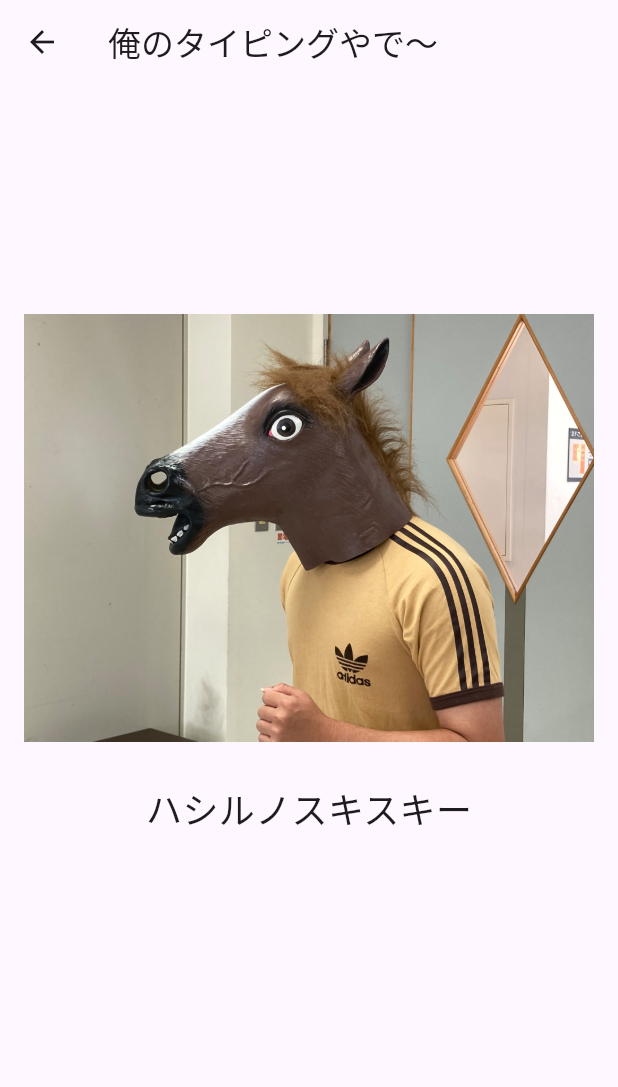
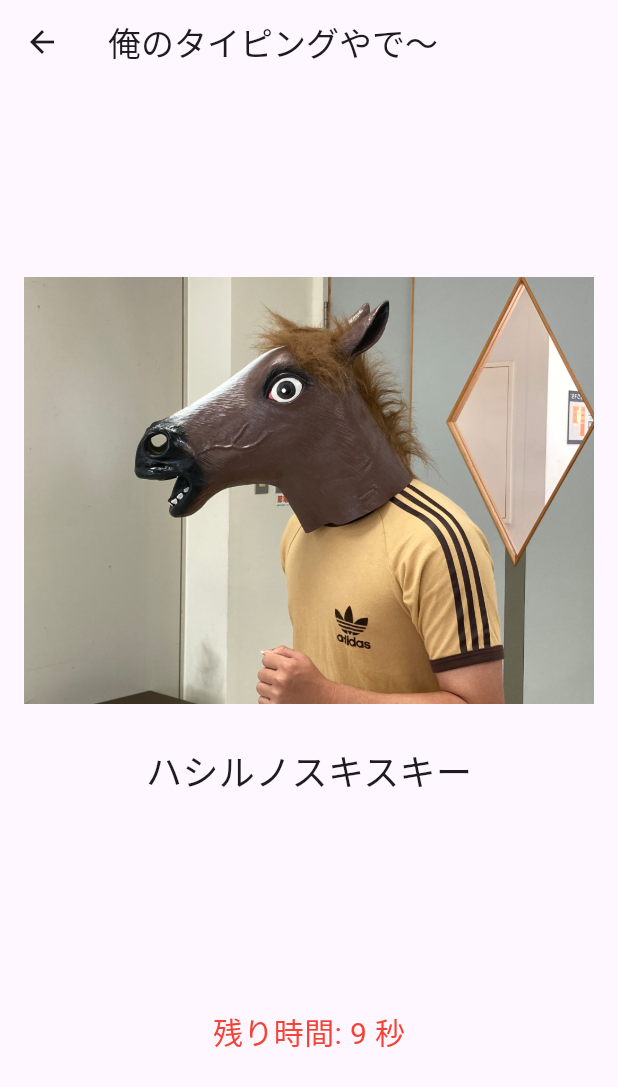
Before and after one commit to bananakasu/fultter_assignment, a Flutter app: the screen it shows after launch, after a tap on "押せば始まる", on a phone screen of 412 x 824 dp. Shown: the top 1087 px of the screen. Run offline on Flutter 3.47's test engine with Material 3 defaults, Android fonts, the light colour scheme and no system bars.

Commit message:
10秒ごとに問題が変わるタイマー機能の追加

```diff
--- a/typing/lib/typing.dart
+++ b/typing/lib/typing.dart
@@ -1,7 +1,9 @@
 import 'package:flutter/material.dart'; // FlutterのMaterialデザインパッケージをインポート
 import 'dart:convert'; // JSON処理のためのパッケージをインポート
 import 'dart:math'; // 乱数生成のためのパッケージをインポート
-import 'package:flutter/services.dart' show rootBundle; // アセットファイルを読み込むためのパッケージをインポート
+import 'package:flutter/services.dart'
+    show rootBundle; // アセットファイルを読み込むためのパッケージをインポート
+import 'dart:async'; // タイマーのためのパッケージをインポート
 import 'clear.dart'; // clear.dartファイルからClearScreenクラスをインポート
 
 // TypingAppという名前のStatefulWidgetを定義
@@ -20,7 +22,10 @@ class _TypingAppState extends State<TypingApp> {
   String _currentInput = ""; // ユーザーが入力した文字列
   int _currentCharIndex = 0; // 現在のプロンプトの何文字目を入力中かを示すインデックス
   int _correctCount = 0; // 正解したプロンプトの数
-  TextEditingController _controller = TextEditingController(); // テキストフィールドのコントローラー
+  TextEditingController _controller =
+      TextEditingController(); // テキストフィールドのコントローラー
+  int _timerCount = 10; // タイマーのカウントダウンの初期値
+  Timer? _timer; // タイマーのインスタンス
 
   @override
   void initState() {
@@ -31,10 +36,13 @@ class _TypingAppState extends State<TypingApp> {
 
   // プロンプトをJSONファイルから読み込む非同期関数
   Future<void> _loadPrompts() async {
-    final String response = await rootBundle.loadString('assets/typing_prompts.json'); // JSONファイルを読み込む
+    final String response = await rootBundle
+        .loadString('assets/typing_prompts.json'); // JSONファイルを読み込む
     final List<dynamic> data = json.decode(response); // JSONデータをデコード
     setState(() {
-      _prompts = data.map<Map<String, String>>((item) => item.cast<String, String>()).toList(); // プロンプトをリストに変換して保存
+      _prompts = data
+          .map<Map<String, String>>((item) => item.cast<String, String>())
+          .toList(); // プロンプトをリストに変換して保存
       _setRandomPrompt(); // ランダムなプロンプトを設定
     });
   }
@@ -58,36 +66,54 @@ class _TypingAppState extends State<TypingApp> {
       _currentCharIndex = 0; // インデックスをリセット
       _usedPrompts.add(newPrompt); // 使用されたプロンプトを記録
       _controller.clear(); // テキストフィールドをクリア
+      _startTimer(); // タイマーを開始
     });
   }
 
   // テキストフィールドの変更を処理する関数
   void _onTextChanged() {
     if (_controller.text.isEmpty) return; // テキストフィールドが空なら何もしない
-    String inputChar = _controller.text[_controller.text.length - 1]; // 入力された最新の文字を取得
-    if (inputChar == _currentRubi[_currentCharIndex]) { // 現在の入力とルビの文字を比較
+    String inputChar =
+        _controller.text[_controller.text.length - 1]; // 入力された最新の文字を取得
+    if (inputChar == _currentRubi[_currentCharIndex]) {
+      // 現在の入力とルビの文字を比較
       setState(() {
         _currentInput += inputChar; // 入力された文字を現在の入力に追加
         _currentCharIndex++; // インデックスを進める
         _controller.clear(); // テキストフィールドをクリア
       });
-      if (_currentCharIndex == _currentRubi.length) { // すべての文字が正しく入力された場合
+      if (_currentCharIndex == _currentRubi.length) {
+        // すべての文字が正しく入力された場合
         _correctCount++; // 正解カウントを増やす
-        if (_correctCount >= 5) { // 正解数が5以上ならクリア画面に遷移
+        if (_correctCount >= 5) {
+          // 正解数が5以上ならクリア画面に遷移
           Navigator.push(
             context,
             MaterialPageRoute(builder: (context) => ClearScreen()),
           );
         } else {
-          ScaffoldMessenger.of(context).showSnackBar(
-            SnackBar(content: Text('正解！')), // 正解メッセージを表示
-          );
           _setRandomPrompt(); // 新しいプロンプトを設定
         }
       }
     } else {
       _controller.clear(); // 不正確な入力をクリア
     }
+  }
+
+  // タイマーを開始する関数
+  void _startTimer() {
+    _timer?.cancel(); // 既存のタイマーがあればキャンセル
+    _timerCount = 10; // カウントダウンを初期化
+    _timer = Timer.periodic(Duration(seconds: 1), (timer) {
+      setState(() {
+        if (_timerCount > 0) {
+          _timerCount--; // カウントダウンを減らす
+        } else {
+          timer.cancel(); // カウントダウンが0になったらタイマーをキャンセル
+          _setRandomPrompt(); // 新しいプロンプトを設定
+        }
+      });
+    });
   }
 
   @override
@@ -128,14 +154,23 @@ class _TypingAppState extends State<TypingApp> {
               decoration: InputDecoration(
                 border: InputBorder.none, // 入力フィールドのボーダーを無くす
               ),
-              style: TextStyle(fontSize: 1, color: Colors.transparent), // フォントサイズを小さく、色を透明に設定
+              style: TextStyle(
+                  fontSize: 1,
+                  color: Colors.transparent), // フォントサイズを小さく、色を透明に設定
               cursorColor: Colors.transparent, // カーソルを透明に設定
             ),
             SizedBox(height: 20), // 間隔を調整
             // 現在の入力の表示
             Text(
               _currentInput, // 現在の入力を表示
-              style: TextStyle(fontSize: 24, color: Colors.green), // フォントサイズと色を設定
+              style:
+                  TextStyle(fontSize: 24, color: Colors.green), // フォントサイズと色を設定
+            ),
+            SizedBox(height: 20), // 間隔を調整
+            // タイマーの表示
+            Text(
+              '残り時間: $_timerCount 秒', // 残り時間を表示
+              style: TextStyle(fontSize: 20, color: Colors.red), // フォントサイズと色を設定
             ),
           ],
         ),
@@ -145,7 +180,16 @@ class _TypingAppState extends State<TypingApp> {
 
   @override
   void dispose() {
-    _controller.dispose(); // テキストコントローラーを破棄
+    _timer?.cancel(); // ウィジェットが破棄されるときにタイマーをキャンセル
+    _controller.removeListener(_onTextChanged); // リスナーを削除
+    _controller.dispose(); // コントローラーを破棄
     super.dispose();
   }
 }
+
+// メイン関数
+void main() {
+  runApp(MaterialApp(
+    home: TypingApp(), // TypingAppを起動
+  ));
+}
```
